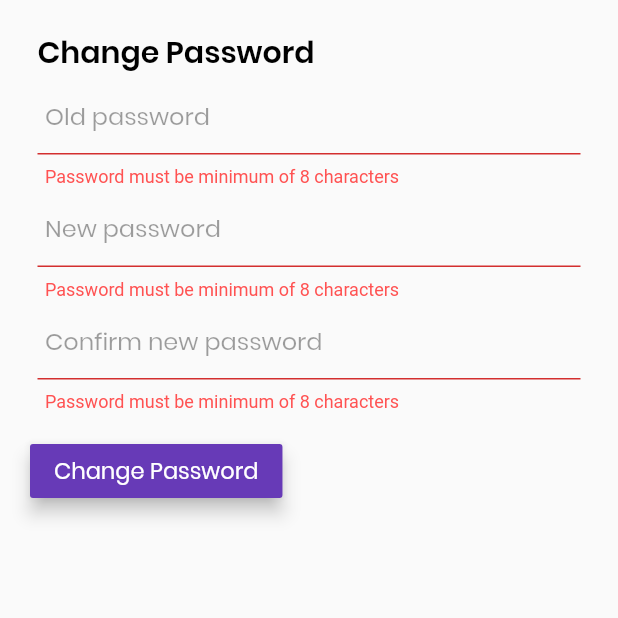
After one commit to rahwinside/erp_attendance, a Flutter app: the SettingsFragment screen opened directly, after a tap on "Change Password", on a phone screen of 412 x 824 dp, the top half of it. The commit adds this screen. Run offline on Flutter 3.47's test engine with Material 2 defaults, Android fonts, the phone set to English and light mode, and no system bars; our stand-ins replace datetime_picker_formfield, flutter_phoenix, sqflite; accounts and stored records are empty; network calls fail.

Commit message:
SettingsFragment added

```diff
--- a/lib/screens/changepassword/changepassword.dart
+++ b/lib/screens/changepassword/changepassword.dart
@@ -63,7 +63,7 @@ class ChangePasswordScreenState extends State<ChangePasswordScreen>
   @override
   Widget build(BuildContext context) {
     _ctx = context;
-    var loginBtn = Padding(
+    var updateBtn = Padding(
       padding: EdgeInsets.only(top: 5),
       child: RaisedButton(
         onPressed: _submit,
@@ -224,7 +224,7 @@ class ChangePasswordScreenState extends State<ChangePasswordScreen>
                         ? Padding(
                             padding: EdgeInsets.only(left: 5),
                             child: new CircularProgressIndicator())
-                        : loginBtn,
+                        : updateBtn,
                     Padding(
                       padding: EdgeInsets.only(top: 10),
                     ),
--- a/lib/screens/home/AttendanceFragment.dart
+++ b/lib/screens/home/AttendanceFragment.dart
@@ -2,6 +2,7 @@ import 'package:datetime_picker_formfield/datetime_picker_formfield.dart';
 import 'package:flutter/material.dart';
 import 'package:intl/intl.dart';
 
+final scaffoldKey = new GlobalKey<ScaffoldState>();
 final List<String> department = <String>[
   "Information Technology",
   "Computer Science and Engineering",
@@ -86,6 +87,7 @@ class _AttendanceFragmentState extends State<AttendanceFragment> {
   @override
   Widget build(BuildContext context) {
     return new Scaffold(
+      key: scaffoldKey,
       body: new SingleChildScrollView(
         padding: const EdgeInsets.all(20.0),
         child: new Column(
--- a/lib/screens/home/home_page.dart
+++ b/lib/screens/home/home_page.dart
@@ -2,6 +2,7 @@ import 'package:attendance/auth.dart';
 import 'package:attendance/data/database_helper.dart';
 import 'package:attendance/models/user.dart';
 import 'package:attendance/screens/home/AttendanceFragment.dart';
+import 'package:attendance/screens/home/settings/SettingsFragment.dart';
 import 'package:flutter/material.dart';
 import 'package:flutter/scheduler.dart';
 
@@ -57,6 +58,8 @@ class HomeScreenState extends State<HomeScreen>
       case 1:
         return new Text("Error");
       case 2:
+        return new SettingsFragment();
+      case 3:
         return new Text("Error");
       case 4:
 //        _logout();
--- /dev/null
+++ b/lib/screens/home/settings/SettingsFragment.dart
@@ -0,0 +1,262 @@
+import 'package:attendance/data/database_helper.dart';
+import 'package:attendance/models/user.dart';
+import 'package:attendance/screens/changepassword/change_password_presenter.dart';
+import 'package:flutter/material.dart';
+
+FocusNode _focusNode = FocusNode();
+final scaffoldKey = new GlobalKey<ScaffoldState>();
+var username = "";
+TextEditingController oldPassController = new TextEditingController();
+TextEditingController newPassController1 = new TextEditingController();
+TextEditingController newPassController2 = new TextEditingController();
+
+final changePassFormKey = new GlobalKey<FormState>();
+
+bool _isLoading = false;
+
+class SettingsFragment extends StatefulWidget {
+  SettingsFragment({Key key}) : super(key: key);
+
+  @override
+  _SettingsFragmentState createState() {
+    return new _SettingsFragmentState();
+  }
+}
+
+class _SettingsFragmentState extends State<SettingsFragment>
+    implements ChangePasswordScreenContract {
+  String _oldPassword, _newPassword1, _newPassword2;
+
+  ChangePasswordScreenPresenter _presenter;
+
+  _SettingsFragmentState() {
+    _presenter = new ChangePasswordScreenPresenter(this);
+  }
+
+  void _submit() {
+    final form = changePassFormKey.currentState;
+
+    if (form.validate()) {
+      setState(() => _isLoading = true);
+      form.save();
+      var db = new DatabaseHelper();
+      db.getFirstUser().then((User user) {
+        username = user.username;
+      });
+      _presenter.doUpdate(
+          username, oldPassController.text, newPassController1.text);
+    }
+  }
+
+  void _showSnackBar(String text) {
+    scaffoldKey.currentState
+        .showSnackBar(new SnackBar(content: new Text(text)));
+  }
+
+  @override
+  Widget build(BuildContext context) {
+    var updateBtn = Padding(
+      padding: EdgeInsets.only(top: 5),
+      child: RaisedButton(
+        onPressed: _submit,
+        child: Text(
+          "Change Password",
+          style: TextStyle(
+            color: Colors.white,
+            fontSize: 15,
+            fontFamily: 'Poppins',
+            fontWeight: FontWeight.normal,
+          ),
+        ),
+        color: Colors.deepPurple,
+        splashColor: Colors.purple,
+        elevation: 5.0,
+      ),
+    );
+
+    return new Scaffold(
+      key: scaffoldKey,
+      body: new SingleChildScrollView(
+        padding: const EdgeInsets.all(20.0),
+        child: new Column(
+            mainAxisAlignment: MainAxisAlignment.start,
+            mainAxisSize: MainAxisSize.max,
+            crossAxisAlignment: CrossAxisAlignment.stretch,
+            children: <Widget>[
+//              Padding(
+//                padding: const EdgeInsets.only(left: 5, right: 5),
+//                child: new Text(
+//                  "Date of class",
+//                  style: new TextStyle(
+//                      fontSize: 12.0,
+//                      color: const Color(0xFF000000),
+//                      fontWeight: FontWeight.w200,
+//                      fontFamily: "Poppins"),
+//                ),
+//              ),
+              Padding(
+                padding: const EdgeInsets.only(left: 5, right: 5),
+                child: new Text(
+                  "Change Password",
+                  style: new TextStyle(
+                      fontSize: 20,
+                      color: const Color(0xFF000000),
+                      fontWeight: FontWeight.w600,
+                      fontFamily: "Poppins"),
+                ),
+              ),
+              Container(
+                padding: EdgeInsets.only(left: 5, right: 5),
+//                decoration: new BoxDecoration(
+//                  border: new Border.all(color: Colors.black38),
+//                  borderRadius: BorderRadius.all(Radius.circular(5.0)),
+//                ),
+                child: new Form(
+                  key: changePassFormKey,
+                  child: new Column(
+                    children: <Widget>[
+                      Padding(
+                        padding: EdgeInsets.only(top: 5),
+                      ),
+                      TextFormField(
+                        style: TextStyle(
+                          fontFamily: "Poppins",
+                          fontWeight: FontWeight.w400,
+                          color: Colors.black,
+                        ),
+                        onFieldSubmitted: (input) {
+                          FocusScope.of(context).requestFocus(_focusNode);
+                        },
+                        validator: (input) {
+                          if (input.length < 8)
+                            return 'Password must be minimum of 8 characters';
+                        },
+                        controller: oldPassController,
+                        decoration: InputDecoration(
+                          contentPadding: EdgeInsets.only(left: 5),
+                          errorStyle: TextStyle(
+                            color: Colors.redAccent,
+                          ),
+                          labelText: "Old password",
+                          labelStyle: TextStyle(
+                            color: Colors.black38,
+                            fontFamily: "Poppins",
+                            fontWeight: FontWeight.w400,
+                          ),
+//                        border: OutlineInputBorder(
+//                          borderRadius: BorderRadius.circular(5.0),
+//                        ),
+                        ),
+                        obscureText: true,
+                        textAlign: TextAlign.left,
+                        onSaved: (val) => _oldPassword = val,
+                      ),
+                      Padding(
+                        padding: EdgeInsets.only(top: 5),
+                      ),
+                      TextFormField(
+                        style: TextStyle(
+                          fontFamily: "Poppins",
+                          fontWeight: FontWeight.w400,
+                          color: Colors.black,
+                        ),
+                        onFieldSubmitted: (input) {
+                          FocusScope.of(context).requestFocus(_focusNode);
+                        },
+                        validator: (input) {
+                          if (input.length < 8)
+                            return 'Password must be minimum of 8 characters';
+                        },
+                        controller: newPassController1,
+                        decoration: InputDecoration(
+                          contentPadding: EdgeInsets.only(left: 5),
+                          errorStyle: TextStyle(
+                            color: Colors.redAccent,
+                          ),
+                          labelText: "New password",
+                          labelStyle: TextStyle(
+                            color: Colors.black38,
+                            fontFamily: "Poppins",
+                            fontWeight: FontWeight.w400,
+                          ),
+//                        border: OutlineInputBorder(
+//                          borderRadius: BorderRadius.circular(5.0),
+//                        ),
+                        ),
+                        obscureText: true,
+                        textAlign: TextAlign.left,
+                        onSaved: (val) => _newPassword1 = val,
+                      ),
+                      Padding(
+                        padding: EdgeInsets.only(top: 5),
+                      ),
+                      TextFormField(
+                        style: TextStyle(
+                          fontFamily: "Poppins",
+                          fontWeight: FontWeight.w400,
+                          color: Colors.black,
+                        ),
+                        focusNode: _focusNode,
+                        validator: (input) {
+                          if (input.length < 8)
+                            return 'Password must be minimum of 8 characters';
+                          if (input != newPassController1.text) {
+                            return "Passwords don't match";
+                          }
+                        },
+                        controller: newPassController2,
+                        decoration: InputDecoration(
+                          contentPadding: EdgeInsets.only(left: 5),
+                          errorStyle: TextStyle(
+                            color: Colors.redAccent,
+                          ),
+                          labelText: "Confirm new password",
+                          labelStyle: TextStyle(
+                            color: Colors.black38,
+                            fontFamily: "Poppins",
+                            fontWeight: FontWeight.w400,
+                          ),
+//                        border: OutlineInputBorder(
+//                          borderRadius: BorderRadius.circular(5.0),
+//                        ),
+                        ),
+                        obscureText: true,
+                        textAlign: TextAlign.left,
+                        onSaved: (val) => _newPassword2 = val,
+                      ),
+                    ],
+                  ),
+                ),
+              ),
+              Padding(
+                padding: EdgeInsets.only(top: 10),
+              ),
+              Row(
+                mainAxisSize: MainAxisSize.min,
+                children: <Widget>[
+                  _isLoading
+                      ? Padding(
+                          padding: EdgeInsets.only(left: 5),
+                          child: new CircularProgressIndicator())
+                      : updateBtn,
+                ],
+              ),
+            ]),
+      ),
+    );
+  }
+
+  @override
+  void onUpdateError(String errorTxt) {
+    _showSnackBar(errorTxt);
+    setState(() => _isLoading = false);
+  }
+
+  @override
+  Future<void> onUpdateSuccess(User user) async {
+    _showSnackBar(user.toString());
+    setState(() => _isLoading = false);
+    var db = new DatabaseHelper();
+    await db.saveUser(user);
+  }
+}
```
